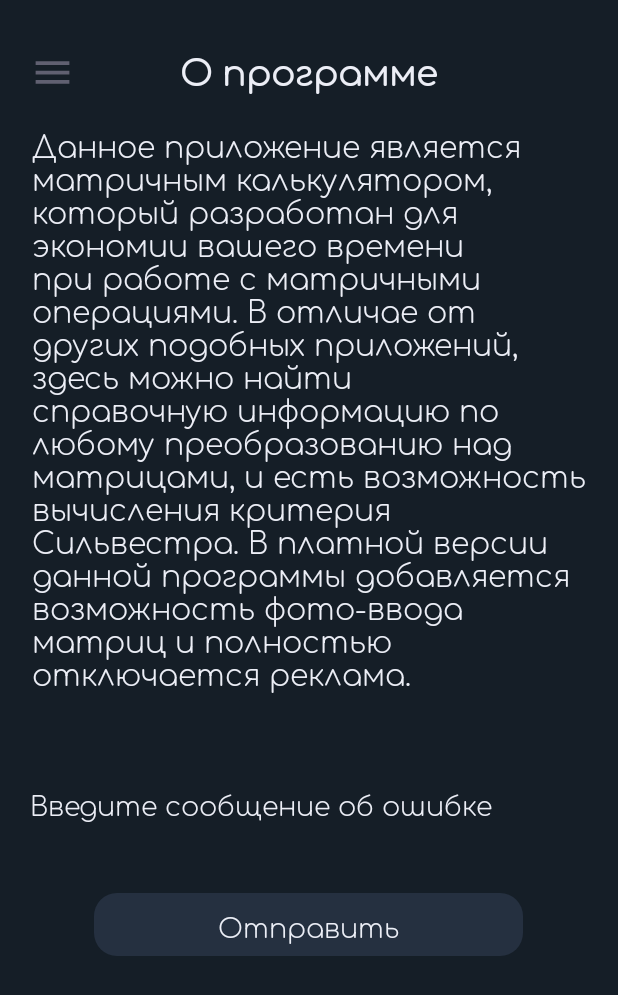
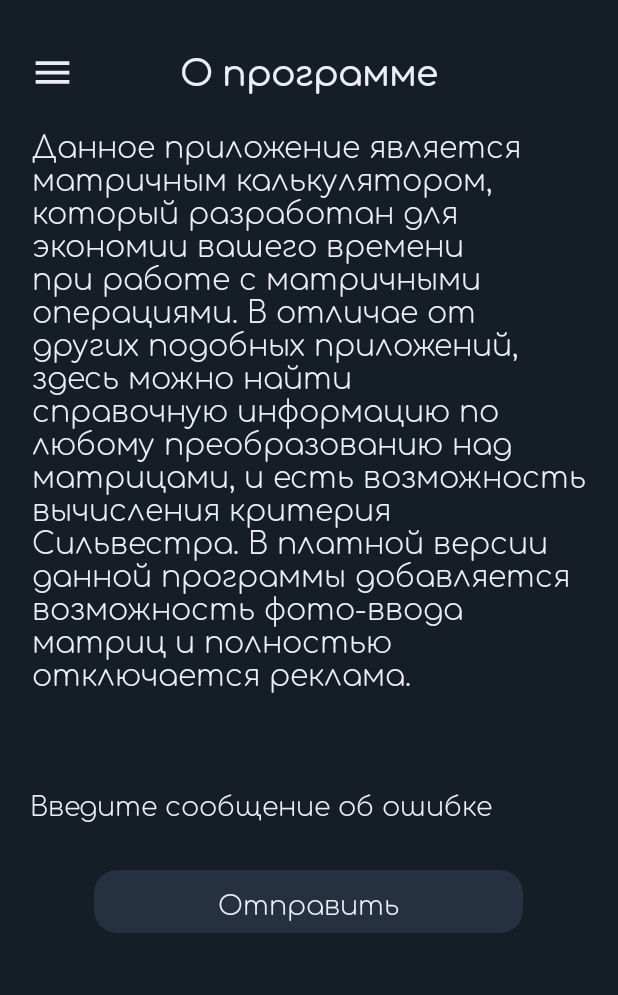
Before and after one commit to std-22/LAMA, an Android app: the fragment AboutProgramFragmentDark shown on its own in the app's theme, on a phone screen of 412 x 824 dp. Shown: the top 995 px of the screen. Run offline under Robolectric (Android 15) with nearby library versions, the phone set to English and light mode, and no system bars.

Commit message:
new dark elements & send button

```diff
--- a/app/src/main/java/io/github/studio22/la/ui/app/AboutProgramFragment.java
+++ b/app/src/main/java/io/github/studio22/la/ui/app/AboutProgramFragment.java
@@ -15,7 +15,6 @@ public class AboutProgramFragment extends Fragment {
     public View onCreateView(@NonNull LayoutInflater inflater,
                              ViewGroup container, Bundle savedInstanceState) {
         View root = inflater.inflate(R.layout.fragment_about_program, container, false);
-
         return root;
     }
 }
--- /dev/null
+++ b/app/src/main/res/drawable/ic_nav_dark.xml
@@ -0,0 +1,10 @@
+<vector xmlns:android="http://schemas.android.com/apk/res/android"
+    android:width="512dp"
+    android:height="512dp"
+    android:viewportWidth="512"
+    android:viewportHeight="512">
+    <path
+        android:pathData="M64,383.999H448V341.332H64V383.999ZM64,277.334H448V234.668H64V277.334ZM64,128V170.667H448V128H64Z"
+        android:fillColor="@color/background"
+        android:fillType="evenOdd"/>
+</vector>
--- a/app/src/main/res/layout/fragment_about_program.xml
+++ b/app/src/main/res/layout/fragment_about_program.xml
@@ -39,6 +39,7 @@
     <EditText
         android:layout_width="371dp"
         android:layout_height="40dp"
+        android:id="@+id/for_message"
         android:hint="@string/info_error"
         android:textColor="@color/for_text"
         android:fontFamily="@font/comfortaa_light"
@@ -55,7 +56,10 @@
         android:layout_gravity="center_horizontal"
         android:background="@drawable/express_button"
         android:textAppearance="@style/Text"
+        android:id="@+id/send_button"
         android:text="@string/send"
-        android:layout_marginTop="580dp"/>
+        android:layout_marginTop="580dp"
+        android:onClick="onClickSendEmail"
+        tools:ignore="OnClick" />
 
 </FrameLayout>
--- a/app/src/main/res/layout/fragment_about_program_dark.xml
+++ b/app/src/main/res/layout/fragment_about_program_dark.xml
@@ -32,12 +32,13 @@
         android:layout_marginStart="20dp"
         android:scaleType="centerCrop"
         android:background="@color/background_dark"
-        android:src="@drawable/ic_nav"
+        android:src="@drawable/ic_nav_dark"
         android:contentDescription="@string/navicon"/>
 
     <EditText
         android:layout_width="371dp"
         android:layout_height="40dp"
+        android:id="@+id/for_message_dark"
         android:hint="@string/info_error"
         android:textAppearance="@style/TextDark"
         android:textColorHint="@color/background"
@@ -53,7 +54,10 @@
         android:layout_gravity="center_horizontal"
         android:background="@drawable/express_button_dark"
         android:textAppearance="@style/TextDark"
+        android:id="@+id/send_button_dark"
         android:text="@string/send"
-        android:layout_marginTop="595dp"/>
+        android:layout_marginTop="580dp"
+        android:onClick="onClickSendEmailDark"
+        tools:ignore="OnClick"/>
 
 </FrameLayout>
--- a/app/src/main/res/layout/fragment_matrix_dark.xml
+++ b/app/src/main/res/layout/fragment_matrix_dark.xml
@@ -143,7 +143,7 @@
         android:layout_marginStart="79dp"
         android:scaleType="centerCrop"
         android:background="@color/active_dark"
-        android:src="@drawable/ic_search"
+        android:src="@drawable/ic_search_dark"
         android:contentDescription="@string/search"/>
 
     <ImageView
@@ -153,7 +153,7 @@
         android:layout_marginStart="20dp"
         android:scaleType="centerCrop"
         android:background="@color/background_dark"
-        android:src="@drawable/ic_nav"
+        android:src="@drawable/ic_nav_dark"
         android:contentDescription="@string/navicon"/>
 
 </FrameLayout>
--- a/app/src/main/res/layout/nav_header_main_dark.xml
+++ b/app/src/main/res/layout/nav_header_main_dark.xml
@@ -23,7 +23,7 @@
         android:layout_width="50dp"
         android:layout_height="50dp"
         android:layout_marginTop="22dp"
-        android:src="@drawable/ic_moon"
+        android:src="@drawable/ic_sun"
         android:layout_marginStart="235dp"
         android:scaleType="centerCrop"
         android:background="@color/background_dark"
--- a/app/src/main/res/menu/activity_main_drawer_dark.xml
+++ b/app/src/main/res/menu/activity_main_drawer_dark.xml
@@ -4,15 +4,15 @@
     <group android:checkableBehavior="single">
         <item
             android:id="@+id/matrix_fragment_dark"
-            android:icon="@drawable/ic_star"
+            android:icon="@drawable/ic_star_dark"
             android:title="@string/matrix_operations" />
         <item
             android:id="@+id/app_fragment_dark"
-            android:icon="@drawable/ic_star"
+            android:icon="@drawable/ic_star_dark"
             android:title="@string/About_program" />
         <item
             android:id="@+id/achievements_fragment_dark"
-            android:icon="@drawable/ic_star"
+            android:icon="@drawable/ic_star_dark"
             android:title="@string/achievements" />
     </group>
 </menu>
```
Also changed, not shown: app/src/main/java/io/github/studio22/la/MenuNavActivity.java (+47 -0 lines), app/src/main/res/drawable/ic_search_dark.xml (added, +9 -0 lines), app/src/main/res/drawable/ic_star_dark.xml (added, +10 -0 lines), app/src/main/res/drawable/ic_sun.xml (added, +9 -0 lines).
